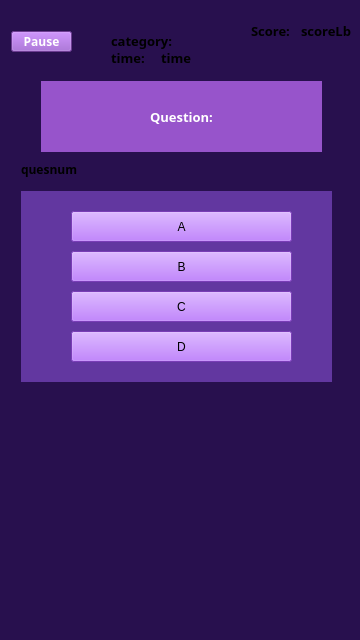
Old version of the form mathquest/mainwindow.ui in the repository Sloth-iNkt/mathquest.
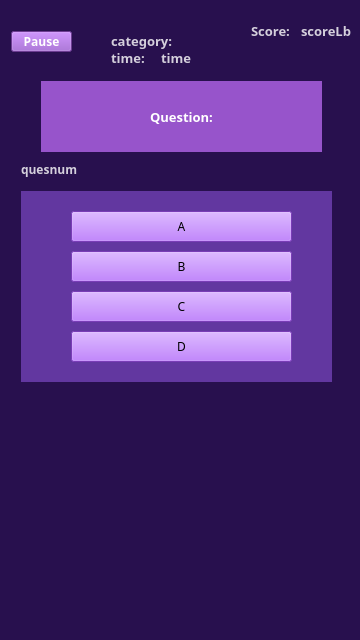
New version of the form. The open tabs and pages were chosen to show the change.

Commit message: instruc, abt, white font

What changed in the file:
```diff
--- a/mathquest/mainwindow.ui
+++ b/mathquest/mainwindow.ui
@@ -422,6 +422,12 @@
           <height>31</height>
          </rect>
         </property>
+        <property name="font">
+         <font>
+          <family>Poppins Medium</family>
+          <bold>false</bold>
+         </font>
+        </property>
         <property name="styleSheet">
          <string notr="true">background:rgb(170, 85, 255);</string>
         </property>
@@ -438,6 +444,11 @@
           <height>31</height>
          </rect>
         </property>
+        <property name="font">
+         <font>
+          <family>Poppins Medium</family>
+         </font>
+        </property>
         <property name="styleSheet">
          <string notr="true">background:rgb(170, 85, 255);</string>
         </property>
@@ -454,6 +465,11 @@
           <height>31</height>
          </rect>
         </property>
+        <property name="font">
+         <font>
+          <family>Poppins Medium</family>
+         </font>
+        </property>
         <property name="styleSheet">
          <string notr="true">background:rgb(170, 85, 255);</string>
         </property>
@@ -470,6 +486,11 @@
           <height>31</height>
          </rect>
         </property>
+        <property name="font">
+         <font>
+          <family>Poppins Medium</family>
+         </font>
+        </property>
         <property name="styleSheet">
          <string notr="true">background:rgb(170, 85, 255);</string>
         </property>
@@ -584,6 +605,9 @@
         <bold>true</bold>
        </font>
       </property>
+      <property name="styleSheet">
+       <string notr="true">color:rgba(255,255,255,0.8);</string>
+      </property>
       <property name="text">
        <string>Score:</string>
       </property>
@@ -604,6 +628,9 @@
         <bold>true</bold>
        </font>
       </property>
+      <property name="styleSheet">
+       <string notr="true">color:rgba(255,255,255,0.8);</string>
+      </property>
       <property name="text">
        <string>scoreLbl</string>
       </property>
@@ -624,6 +651,9 @@
         <bold>true</bold>
        </font>
       </property>
+      <property name="styleSheet">
+       <string notr="true">color:rgba(255,255,255,0.8);</string>
+      </property>
       <property name="text">
        <string>time:</string>
       </property>
@@ -644,6 +674,10 @@
         <bold>true</bold>
        </font>
       </property>
+      <property name="styleSheet">
+       <string notr="true">color:rgba(255,255,255,0.8);
+</string>
+      </property>
       <property name="text">
        <string>category:</string>
       </property>
@@ -663,6 +697,9 @@
         <bold>true</bold>
        </font>
       </property>
+      <property name="styleSheet">
+       <string notr="true">color:rgba(255,255,255,0.8);</string>
+      </property>
       <property name="text">
        <string>quesnum</string>
       </property>
@@ -683,6 +720,9 @@
         <bold>true</bold>
        </font>
       </property>
+      <property name="styleSheet">
+       <string notr="true">color:rgba(255,255,255,0.8);</string>
+      </property>
       <property name="text">
        <string>time</string>
       </property>
```
Left out of the diff: 246 changed lines with no effect on the pictures. The commit also changes 3 other files.
